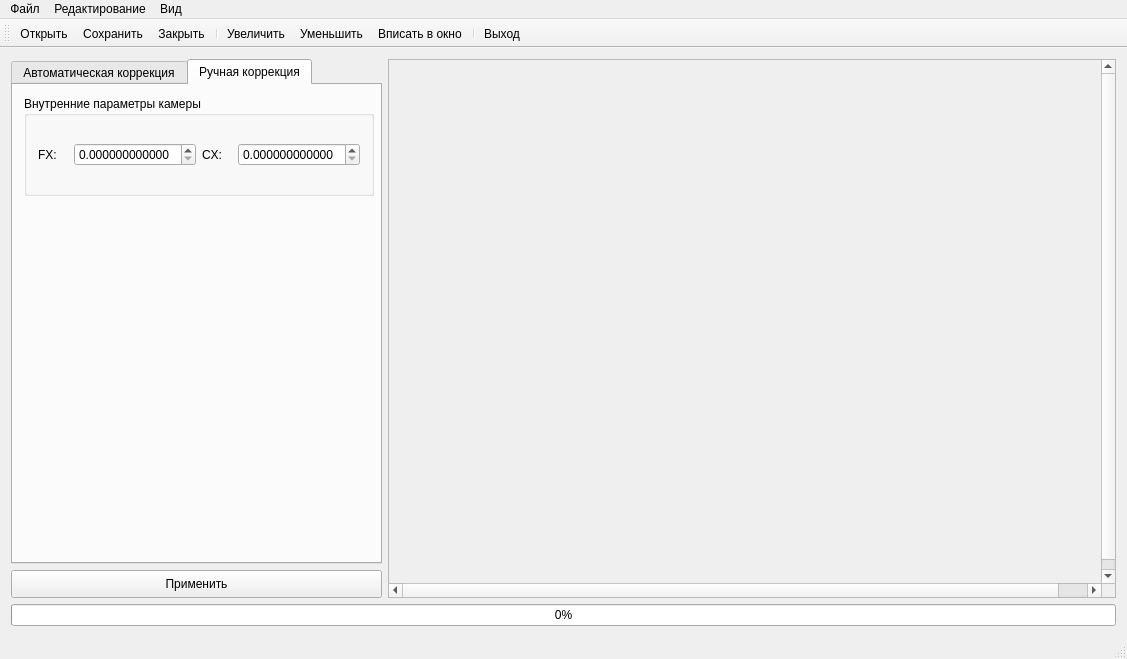
This is ui.ui in StrozhDima/df as Qt 5 draws it before an edit. The edited form follows.
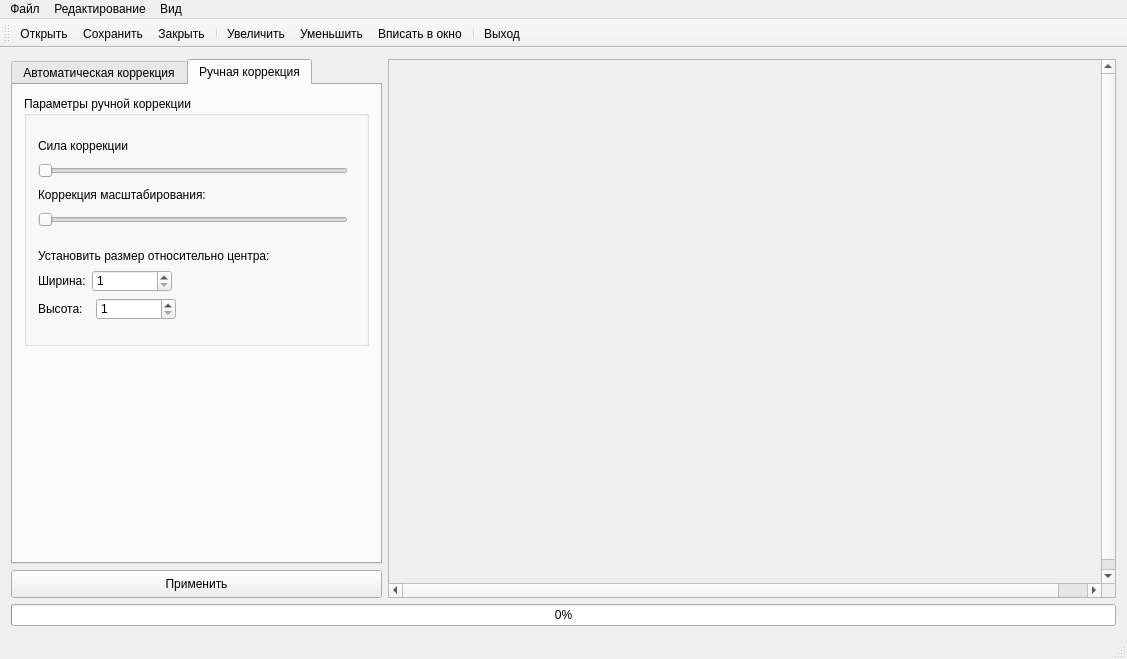
This is the edited form. The open tabs and pages were chosen to show the change. Icons and pictures are not drawn.

The edit to the form file:
```diff
--- a/ui.ui
+++ b/ui.ui
@@ -14,7 +14,7 @@
    <string>Средство коррекции fisheye-изображений</string>
   </property>
   <widget class="QWidget" name="centralWidget">
-   <layout class="QVBoxLayout" name="verticalLayout_12">
+   <layout class="QHBoxLayout" name="horizontalLayout_5">
     <item>
      <layout class="QVBoxLayout" name="verticalLayout_2">
       <item>
@@ -778,20 +778,26 @@
                <rect>
                 <x>11</x>
                 <y>11</y>
-                <width>350</width>
-                <height>100</height>
+                <width>345</width>
+                <height>250</height>
                </rect>
               </property>
+              <property name="sizePolicy">
+               <sizepolicy hsizetype="Fixed" vsizetype="Fixed">
+                <horstretch>0</horstretch>
+                <verstretch>0</verstretch>
+               </sizepolicy>
+              </property>
               <property name="minimumSize">
                <size>
-                <width>350</width>
-                <height>100</height>
+                <width>345</width>
+                <height>250</height>
                </size>
               </property>
               <property name="maximumSize">
                <size>
-                <width>350</width>
-                <height>100</height>
+                <width>345</width>
+                <height>250</height>
                </size>
               </property>
               <property name="sizeIncrement">
@@ -801,87 +807,297 @@
                </size>
               </property>
               <property name="title">
-               <string>Внутренние параметры камеры</string>
+               <string>Параметры ручной коррекции</string>
               </property>
               <layout class="QHBoxLayout" name="horizontalLayout_8">
                <item>
-                <layout class="QVBoxLayout" name="verticalLayout_4">
+                <layout class="QVBoxLayout" name="verticalLayout_16">
                  <item>
-                  <layout class="QHBoxLayout" name="horizontalLayout_6">
+                  <layout class="QVBoxLayout" name="verticalLayout_15">
+                   <property name="spacing">
+                    <number>5</number>
+                   </property>
+                   <property name="sizeConstraint">
+                    <enum>QLayout::SetMinimumSize</enum>
+                   </property>
                    <item>
-                    <layout class="QHBoxLayout" name="horizontalLayout_2">
+                    <layout class="QVBoxLayout" name="verticalLayout_9">
                      <item>
-                      <widget class="QLabel" name="label_fx_cir">
+                      <widget class="QLabel" name="label">
+                       <property name="sizePolicy">
+                        <sizepolicy hsizetype="Fixed" vsizetype="Preferred">
+                         <horstretch>0</horstretch>
+                         <verstretch>0</verstretch>
+                        </sizepolicy>
+                       </property>
                        <property name="minimumSize">
                         <size>
-                         <width>30</width>
+                         <width>330</width>
                          <height>16</height>
                         </size>
                        </property>
+                       <property name="maximumSize">
+                        <size>
+                         <width>330</width>
+                         <height>16</height>
+                        </size>
+                       </property>
                        <property name="text">
-                        <string>FX:</string>
+                        <string>Сила коррекции</string>
                        </property>
                       </widget>
                      </item>
                      <item>
-                      <widget class="QDoubleSpinBox" name="spin_box_fx_cir">
+                      <widget class="QSlider" name="slider_strength">
+                       <property name="sizePolicy">
+                        <sizepolicy hsizetype="Fixed" vsizetype="Fixed">
+                         <horstretch>0</horstretch>
+                         <verstretch>0</verstretch>
+                        </sizepolicy>
+                       </property>
                        <property name="minimumSize">
                         <size>
-                         <width>120</width>
+                         <width>310</width>
                          <height>22</height>
                         </size>
                        </property>
-                       <property name="decimals">
-                        <number>12</number>
+                       <property name="maximumSize">
+                        <size>
+                         <width>310</width>
+                         <height>22</height>
+                        </size>
                        </property>
                        <property name="maximum">
-                        <double>9999999.000000000000000</double>
+                        <number>20000</number>
                        </property>
-                       <property name="singleStep">
-                        <double>1.000000000000000</double>
+                       <property name="pageStep">
+                        <number>1</number>
                        </property>
+                       <property name="orientation">
+                        <enum>Qt::Horizontal</enum>
+                       </property>
                       </widget>
                      </item>
                     </layout>
                    </item>
                    <item>
-                    <layout class="QHBoxLayout" name="horizontalLayout_3">
+                    <layout class="QVBoxLayout" name="verticalLayout_8">
                      <item>
-                      <widget class="QLabel" name="label_cx_cir">
+                      <widget class="QLabel" name="label_2">
+                       <property name="sizePolicy">
+                        <sizepolicy hsizetype="Fixed" vsizetype="Preferred">
+                         <horstretch>0</horstretch>
+                         <verstretch>0</verstretch>
+                        </sizepolicy>
+                       </property>
                        <property name="minimumSize">
                         <size>
-                         <width>30</width>
+                         <width>330</width>
                          <height>16</height>
                         </size>
                        </property>
+                       <property name="maximumSize">
+                        <size>
+                         <width>330</width>
+                         <height>16</height>
+                        </size>
+                       </property>
                        <property name="text">
-                        <string>CX:</string>
+                        <string>Коррекция масштабирования:</string>
                        </property>
                       </widget>
                      </item>
                      <item>
-                      <widget class="QDoubleSpinBox" name="spin_box_cx_cir">
+                      <widget class="QSlider" name="slider_zoom">
+                       <property name="sizePolicy">
+                        <sizepolicy hsizetype="Fixed" vsizetype="Fixed">
+                         <horstretch>0</horstretch>
+                         <verstretch>0</verstretch>
+                        </sizepolicy>
+                       </property>
                        <property name="minimumSize">
                         <size>
-                         <width>120</width>
+                         <width>310</width>
                          <height>22</height>
                         </size>
                        </property>
-                       <property name="decimals">
-                        <number>12</number>
+                       <property name="maximumSize">
+                        <size>
+                         <width>310</width>
+                         <height>22</height>
+                        </size>
                        </property>
+                       <property name="inputMethodHints">
+                        <set>Qt::ImhDigitsOnly</set>
+                       </property>
+                       <property name="minimum">
+                        <number>1</number>
+                       </property>
                        <property name="maximum">
-                        <double>9999999.000000000000000</double>
+                        <number>3000</number>
                        </property>
-                       <property name="singleStep">
-                        <double>1.000000000000000</double>
+                       <property name="pageStep">
+                        <number>1</number>
                        </property>
+                       <property name="value">
+                        <number>1</number>
+                       </property>
+                       <property name="orientation">
+                        <enum>Qt::Horizontal</enum>
+                       </property>
                       </widget>
                      </item>
                     </layout>
                    </item>
                   </layout>
                  </item>
+                 <item>
+                  <layout class="QVBoxLayout" name="verticalLayout_4">
+                   <item>
+                    <widget class="QLabel" name="label_3">
+                     <property name="sizePolicy">
+                      <sizepolicy hsizetype="Fixed" vsizetype="Preferred">
+                       <horstretch>0</horstretch>
+                       <verstretch>0</verstretch>
+                      </sizepolicy>
+                     </property>
+                     <property name="minimumSize">
+                      <size>
+                       <width>330</width>
+                       <height>16</height>
+                      </size>
+                     </property>
+                     <property name="maximumSize">
+                      <size>
+                       <width>330</width>
+                       <height>16</height>
+                      </size>
+                     </property>
+                     <property name="text">
+                      <string>Установить размер относительно центра:</string>
+                     </property>
+                    </widget>
+                   </item>
+                   <item>
+                    <layout class="QVBoxLayout" name="verticalLayout_3">
+                     <item>
+                      <layout class="QHBoxLayout" name="horizontalLayout_2">
+                       <property name="leftMargin">
+                        <number>0</number>
+                       </property>
+                       <property name="rightMargin">
+                        <number>200</number>
+                       </property>
+                       <item>
+                        <widget class="QLabel" name="label_4">
+                         <property name="sizePolicy">
+                          <sizepolicy hsizetype="Fixed" vsizetype="Preferred">
+                           <horstretch>0</horstretch>
+                           <verstretch>0</verstretch>
+                          </sizepolicy>
+                         </property>
+                         <property name="text">
+                          <string>Ширина:</string>
+                         </property>
+                        </widget>
+                       </item>
+                       <item>
+                        <widget class="QSpinBox" name="spin_box_width">
+                         <property name="sizePolicy">
+                          <sizepolicy hsizetype="Fixed" vsizetype="Fixed">
+                           <horstretch>0</horstretch>
+                           <verstretch>0</verstretch>
+                          </sizepolicy>
+                         </property>
+                         <property name="minimumSize">
+                          <size>
+                           <width>80</width>
+                           <height>22</height>
+                          </size>
+                         </property>
+                         <property name="maximumSize">
+                          <size>
+                           <width>80</width>
+                           <height>22</height>
+                          </size>
+                         </property>
+                         <property name="minimum">
+                          <number>1</number>
+                         </property>
+                         <property name="maximum">
+                          <number>8096</number>
+                         </property>
+                         <property name="value">
+                          <number>1</number>
+                         </property>
+                        </widget>
+                       </item>
+                      </layout>
+                     </item>
+                     <item>
+                      <layout class="QHBoxLayout" name="horizontalLayout_3">
+                       <property name="rightMargin">
+                        <number>200</number>
+                       </property>
+                       <item>
+                        <widget class="QLabel" name="label_5">
+                         <property name="sizePolicy">
+                          <sizepolicy hsizetype="Fixed" vsizetype="Preferred">
+                           <horstretch>0</horstretch>
+                           <verstretch>0</verstretch>
+                          </sizepolicy>
+                         </property>
+                         <property name="minimumSize">
+                          <size>
+                           <width>52</width>
+                           <height>0</height>
+                          </size>
+                         </property>
+                         <property name="maximumSize">
+                          <size>
+                           <width>52</width>
+                           <height>47</height>
+                          </size>
+                         </property>
+                         <property name="text">
+                          <string>Высота:</string>
+                         </property>
+                        </widget>
+                       </item>
+                       <item>
+                        <widget class="QSpinBox" name="spin_box_height">
+                         <property name="sizePolicy">
+                          <sizepolicy hsizetype="Fixed" vsizetype="Fixed">
+                           <horstretch>0</horstretch>
+                           <verstretch>0</verstretch>
+                          </sizepolicy>
+                         </property>
+                         <property name="minimumSize">
+                          <size>
+                           <width>80</width>
+                           <height>22</height>
+                          </size>
+                         </property>
+                         <property name="maximumSize">
+                          <size>
+                           <width>80</width>
+                           <height>22</height>
+                          </size>
+                         </property>
+                         <property name="minimum">
+                          <number>1</number>
+                         </property>
+                         <property name="maximum">
+                          <number>8096</number>
+                         </property>
+                        </widget>
+                       </item>
+                      </layout>
+                     </item>
+                    </layout>
+                   </item>
+                  </layout>
+                 </item>
                 </layout>
                </item>
               </layout>
```
Left out of the diff: 6 changed lines with no effect on the pictures.
